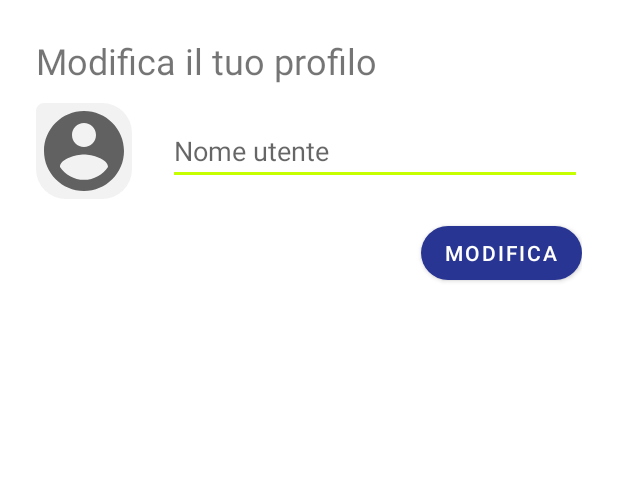
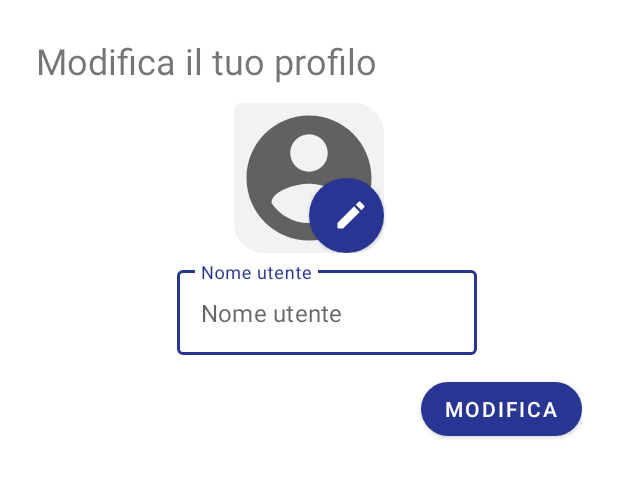
Before and after one commit to eliamusiu/Accordo, an Android app: the layout fragment_profile_bottom_sheet.xml on its own in the app's theme, with its tools: preview values and no code run, on a phone screen of 412 x 824 dp. Shown: the top 477 px of the screen. Run offline under Robolectric (Android 15) with nearby library versions, the phone set to English and light mode, and no system bars; network calls fail.

Commit message:
fix controllo dimensione immagini, snackbar, iniziato miglioramento bottomsheetfragmentlayout

```diff
--- a/app/src/main/java/com/example/accordo/ChannelViewHolder.java
+++ b/app/src/main/java/com/example/accordo/ChannelViewHolder.java
@@ -27,7 +27,7 @@ public class ChannelViewHolder extends RecyclerView.ViewHolder {
      */
     public void updateContent(Channel channel) {
         channelTitle.setText(channel.getCtitle());
-        /* TODO: mette in grassetto anche canali non nostri
+        /*
         if (channel.getMine().equals("t")) {
             channelTitle.setTypeface(null, Typeface.BOLD);
         }*/
--- a/app/src/main/java/com/example/accordo/CommunicationController.java
+++ b/app/src/main/java/com/example/accordo/CommunicationController.java
@@ -15,6 +15,7 @@ public class CommunicationController {
     private static final String BASE_URL = "https://ewserver.di.unimi.it/mobicomp/accordo/";
     private final String sid;
     private RequestQueue requestQueue = null;
+    public static final int MAX_IMAGE_LENGTH = 137000;
 
     public CommunicationController(Context context) {
         requestQueue = Volley.newRequestQueue(context);
--- a/app/src/main/java/com/example/accordo/Model.java
+++ b/app/src/main/java/com/example/accordo/Model.java
@@ -228,7 +228,9 @@ public class Model {
     //endregion
 
     //region Database immagini dei post
-    //TODO: scrivere documentazione
+     /**
+     * Prende le immagini dei post dal database e le setta ai post immagine del canale
+     */
     public void setImagesFromDB() {
         List<TextImagePost> images = db.imagePostDao().getAllImages();
         ArrayList<TextImagePost> imagePosts = getAllImagePosts();
--- a/app/src/main/java/com/example/accordo/WallActivity.java
+++ b/app/src/main/java/com/example/accordo/WallActivity.java
@@ -98,7 +98,6 @@ public class WallActivity extends AppCompatActivity implements OnRecyclerViewCli
         cc.register(response -> {
             try {
                 setSharedPreference((String) response.get("sid"));
-                // TODO: fare toast per avvisare l'ottnimento del sid
                 Snackbar snackbar = Snackbar
                         .make(findViewById(R.id.bottomMenu),"Nuovo utente creato", Snackbar.LENGTH_LONG);
                 snackbar.setAnchorView(R.id.fab)
--- /dev/null
+++ b/app/src/main/res/drawable/ic_round_edit_24.xml
@@ -0,0 +1,10 @@
+<vector xmlns:android="http://schemas.android.com/apk/res/android"
+    android:width="24dp"
+    android:height="24dp"
+    android:viewportWidth="24"
+    android:viewportHeight="24"
+    android:tint="?attr/colorControlNormal">
+  <path
+      android:fillColor="@android:color/white"
+      android:pathData="M3,17.46v3.04c0,0.28 0.22,0.5 0.5,0.5h3.04c0.13,0 0.26,-0.05 0.35,-0.15L17.81,9.94l-3.75,-3.75L3.15,17.1c-0.1,0.1 -0.15,0.22 -0.15,0.36zM20.71,7.04c0.39,-0.39 0.39,-1.02 0,-1.41l-2.34,-2.34c-0.39,-0.39 -1.02,-0.39 -1.41,0l-1.83,1.83 3.75,3.75 1.83,-1.83z"/>
+</vector>
--- a/app/src/main/res/layout/activity_send_image.xml
+++ b/app/src/main/res/layout/activity_send_image.xml
@@ -12,6 +12,7 @@
         android:layout_height="wrap_content"
         android:elevation="4dp"
         style="@style/Widget.Accordo.ActionBar"
+        app:theme="@style/Widget.Accordo.ActionBar"
         app:title="@string/send_image_activity_title"
         app:layout_constraintTop_toTopOf="parent"
         app:layout_constraintLeft_toLeftOf="parent"
--- a/app/src/main/res/layout/fragment_profile_bottom_sheet.xml
+++ b/app/src/main/res/layout/fragment_profile_bottom_sheet.xml
@@ -1,6 +1,7 @@
 <?xml version="1.0" encoding="utf-8"?>
 <androidx.constraintlayout.widget.ConstraintLayout xmlns:android="http://schemas.android.com/apk/res/android"
     xmlns:tools="http://schemas.android.com/tools"
+    android:id="@+id/bottomSheetConstraintLayout"
     android:layout_width="match_parent"
     android:layout_height="match_parent"
     xmlns:app="http://schemas.android.com/apk/res-auto"
@@ -21,27 +22,55 @@
         android:id="@+id/picNameLinearLayout"
         android:layout_width="match_parent"
         android:layout_height="wrap_content"
-        android:orientation="horizontal"
+        android:layout_marginLeft="24dp"
         android:layout_marginTop="12dp"
-        app:layout_constraintTop_toBottomOf="@+id/editProfileTitleTextView"
-        app:layout_constraintLeft_toLeftOf="parent">
+        android:orientation="vertical"
+        app:layout_constraintLeft_toLeftOf="parent"
+        app:layout_constraintTop_toBottomOf="@+id/editProfileTitleTextView">
 
-        <ImageView
-            android:id="@+id/userProfileImageView"
-            android:foreground="@drawable/image_post_foreground"
-            android:background="@drawable/their_post_background"
-            android:adjustViewBounds="true"
-            android:src="@drawable/ic_round_account_circle_24"
-            android:layout_width="64dp"
-            android:layout_height="64dp"
-            android:layout_marginRight="24dp"/>
+        <RelativeLayout
+            android:layout_width="wrap_content"
+            android:layout_height="wrap_content"
+            android:layout_gravity="center_horizontal">
 
-        <com.google.android.material.textfield.TextInputEditText
-            android:id="@+id/profileNameEditText"
-            android:layout_width="match_parent"
+            <ImageView
+                android:id="@+id/userProfileImageView"
+                android:layout_width="100dp"
+                android:layout_height="100dp"
+                android:layout_marginRight="24dp"
+                android:adjustViewBounds="true"
+                android:background="@drawable/their_post_background"
+                android:foreground="@drawable/image_post_foreground"
+                android:src="@drawable/ic_round_account_circle_24" />
+
+            <Button
+                android:layout_width="50dp"
+                android:layout_height="50dp"
+                android:layout_alignRight="@id/userProfileImageView"
+                android:layout_alignBottom="@id/userProfileImageView"
+                style="@style/Widget.Accordo.MaterialButton"
+                android:drawableLeft="@drawable/ic_round_edit_24"
+                android:insetLeft="0dp"
+                android:insetTop="0dp"
+                android:insetRight="0dp"
+                android:insetBottom="0dp" />
+
+        </RelativeLayout>
+
+        <com.google.android.material.textfield.TextInputLayout
+            style="@style/Widget.MaterialComponents.TextInputLayout.OutlinedBox"
+            android:layout_width="wrap_content"
             android:layout_height="wrap_content"
-            android:layout_gravity="center_vertical"
-            android:hint="Nome utente"/>
+            android:layout_marginTop="6dp"
+            android:layout_gravity="center_horizontal"
+            android:hint="Nome utente">
+            <com.google.android.material.textfield.TextInputEditText
+                android:id="@+id/profileNameEditText"
+                android:layout_width="200dp"
+                android:layout_height="wrap_content"
+                android:hint="Nome utente" />
+        </com.google.android.material.textfield.TextInputLayout>
+
     </androidx.appcompat.widget.LinearLayoutCompat>
 
     <Button
--- a/app/src/main/res/values/strings.xml
+++ b/app/src/main/res/values/strings.xml
@@ -29,4 +29,5 @@
     <string name="open_location_settings">Vai a impostazioni</string>
     <string name="Cancel">Annulla</string>
     <string name="disabled_location_services">Geolocalizzazione disattivata</string>
+    <string name="image_too_large_message">L\'immagine selezionata è troppo grande</string>
 </resources>
```
Also changed, not shown: app/src/main/java/com/example/accordo/ProfileBottomSheetFragment.java (+15 -1 lines), app/src/main/java/com/example/accordo/SendImageActivity.java (+24 -11 lines).
